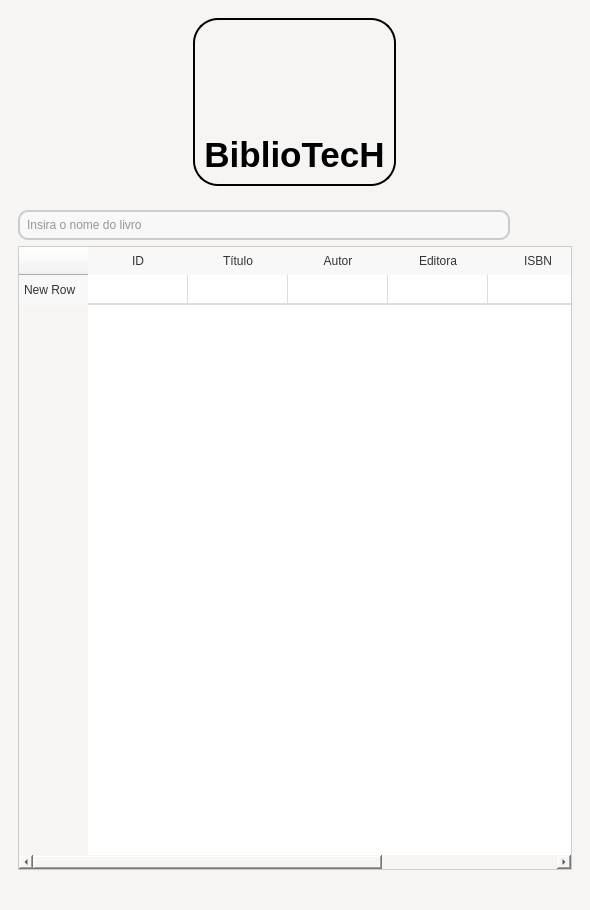
The window that projetoBiblioTech/view/mainWindow.ui (agnaldo-s/Bibliotech) describes before a commit, drawn with Qt 5.
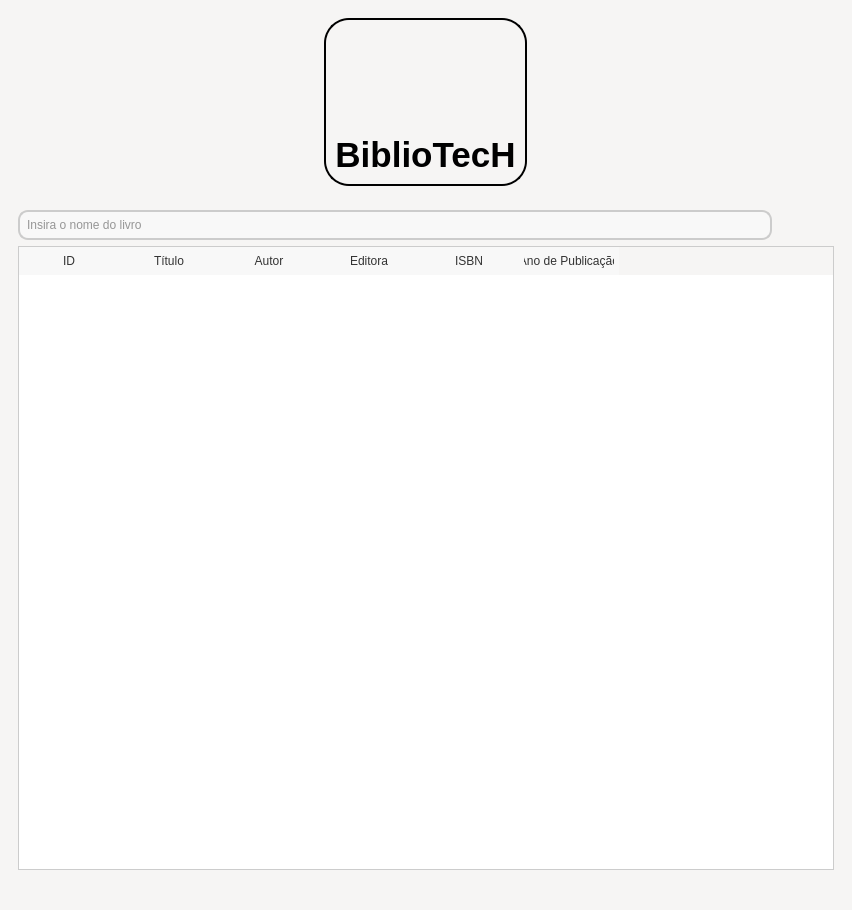
The same window after the commit. Icons and pictures are not drawn.

Commit message: Atualização

Patch:
```diff
--- a/projetoBiblioTech/view/mainWindow.ui
+++ b/projetoBiblioTech/view/mainWindow.ui
@@ -6,7 +6,7 @@
    <rect>
     <x>0</x>
     <y>0</y>
-    <width>590</width>
+    <width>852</width>
     <height>910</height>
    </rect>
   </property>
@@ -319,11 +319,6 @@
     color: #333333;
 }</string>
           </property>
-          <row>
-           <property name="text">
-            <string>New Row</string>
-           </property>
-          </row>
           <column>
            <property name="text">
             <string>ID</string>
```
The commit also changes 1 other file.
